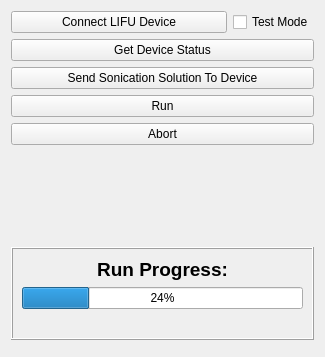
OpenwaterHealth/SlicerOpenLIFU, file OpenLIFUSonicationControl/Resources/UI/OpenLIFUSonicationControl.ui: the form before one commit.
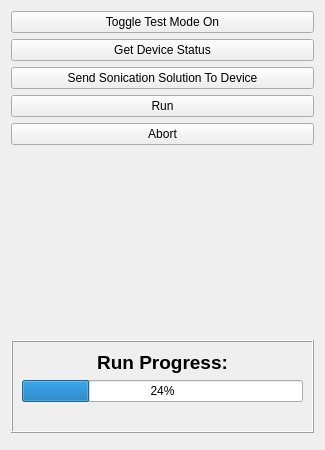
The form after the commit. Custom widgets are drawn as their Qt base class.

Commit message: Change LIFUInterface to use test mode toggle (#140)

Patch:
```diff
--- a/OpenLIFUSonicationControl/Resources/UI/OpenLIFUSonicationControl.ui
+++ b/OpenLIFUSonicationControl/Resources/UI/OpenLIFUSonicationControl.ui
@@ -7,39 +7,22 @@
     <x>0</x>
     <y>0</y>
     <width>325</width>
-    <height>357</height>
+    <height>450</height>
    </rect>
   </property>
   <layout class="QVBoxLayout" name="verticalLayout_2">
    <item>
-    <layout class="QHBoxLayout" name="horizontalLayout">
-     <item>
-      <widget class="QPushButton" name="connectLIFUDevicePushButton">
-       <property name="sizePolicy">
-        <sizepolicy hsizetype="MinimumExpanding" vsizetype="Fixed">
-         <horstretch>0</horstretch>
-         <verstretch>0</verstretch>
-        </sizepolicy>
-       </property>
+    <widget class="QPushButton" name="testModePushButton">
        <property name="text">
-        <string>Connect LIFU Device</string>
-       </property>
-      </widget>
-     </item>
-     <item>
-      <widget class="QCheckBox" name="testModeCheckBox">
-       <property name="sizePolicy">
-        <sizepolicy hsizetype="Minimum" vsizetype="Fixed">
-         <horstretch>0</horstretch>
-         <verstretch>0</verstretch>
-        </sizepolicy>
-       </property>
-       <property name="text">
-        <string>Test Mode</string>
-       </property>
-      </widget>
-     </item>
-    </layout>
+      <string>Toggle Test Mode On</string>
+     </property>
+     <property name="autoDefault">
+      <bool>false</bool>
+     </property>
+     <property name="default">
+      <bool>false</bool>
+     </property>
+    </widget>
    </item>
    <item>
     <widget class="QPushButton" name="manuallyGetDeviceStatusPushButton">
```
Left out of the diff: 2 changed lines with no effect on the pictures. Lines whose indentation alone changed are shown as unchanged. The commit also changes 2 other files.
